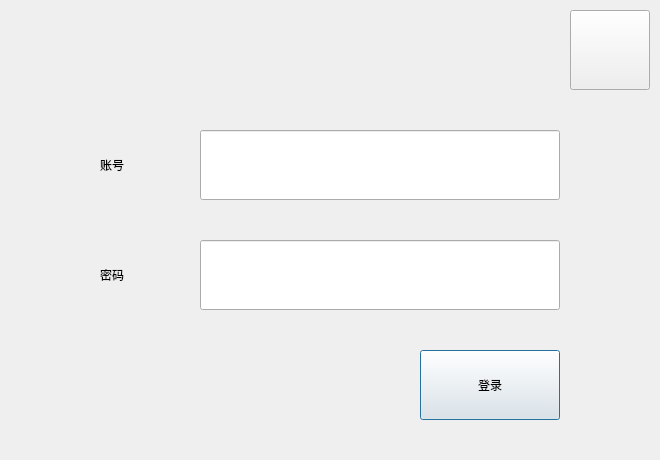
Qt form src/XMusic/ui/logindlg.ui (1028417/XMusic) before a commit.
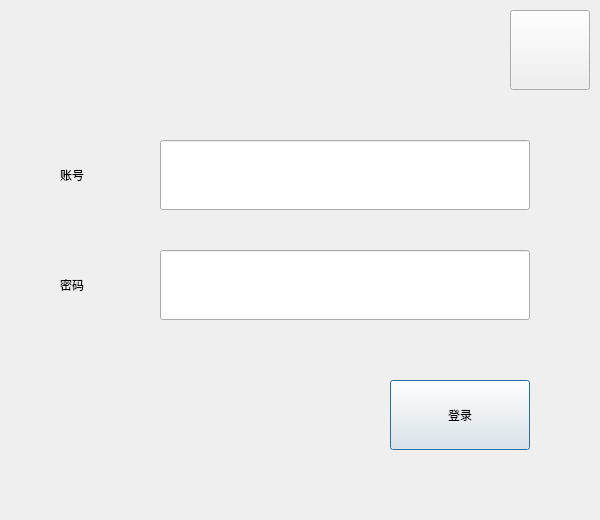
The same form after that commit. Icons and pictures are not drawn. Custom widgets are drawn as their Qt base class.

```diff
--- a/src/XMusic/ui/logindlg.ui
+++ b/src/XMusic/ui/logindlg.ui
@@ -6,8 +6,8 @@
    <rect>
     <x>0</x>
     <y>0</y>
-    <width>660</width>
-    <height>460</height>
+    <width>600</width>
+    <height>520</height>
    </rect>
   </property>
   <property name="windowTitle">
@@ -16,9 +16,9 @@
   <widget class="QLineEdit" name="editUser">
    <property name="geometry">
     <rect>
-     <x>200</x>
-     <y>130</y>
-     <width>360</width>
+     <x>160</x>
+     <y>140</y>
+     <width>370</width>
      <height>70</height>
     </rect>
    </property>
@@ -32,8 +32,8 @@
   <widget class="CButton" name="btnLogin">
    <property name="geometry">
     <rect>
-     <x>420</x>
-     <y>350</y>
+     <x>390</x>
+     <y>380</y>
      <width>140</width>
      <height>70</height>
     </rect>
@@ -63,7 +63,7 @@
   <widget class="CButton" name="btnX">
    <property name="geometry">
     <rect>
-     <x>570</x>
+     <x>510</x>
      <y>10</y>
      <width>80</width>
      <height>80</height>
@@ -91,9 +91,9 @@
   <widget class="QLineEdit" name="editPwd">
    <property name="geometry">
     <rect>
-     <x>200</x>
-     <y>240</y>
-     <width>360</width>
+     <x>160</x>
+     <y>250</y>
+     <width>370</width>
      <height>70</height>
     </rect>
    </property>
@@ -110,8 +110,8 @@
   <widget class="CLabel" name="labelUser">
    <property name="geometry">
     <rect>
-     <x>100</x>
-     <y>130</y>
+     <x>60</x>
+     <y>140</y>
      <width>100</width>
      <height>70</height>
     </rect>
@@ -123,8 +123,8 @@
   <widget class="CLabel" name="labelPwd">
    <property name="geometry">
     <rect>
-     <x>100</x>
-     <y>240</y>
+     <x>60</x>
+     <y>250</y>
      <width>100</width>
      <height>70</height>
     </rect>
@@ -138,7 +138,7 @@
     <rect>
      <x>10</x>
      <y>10</y>
-     <width>530</width>
+     <width>520</width>
      <height>80</height>
     </rect>
    </property>
```
